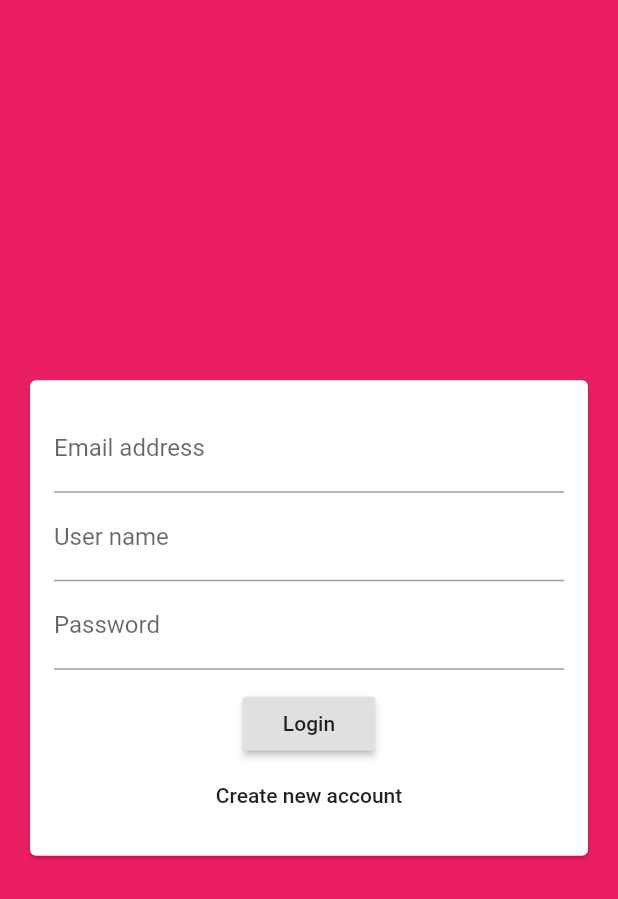
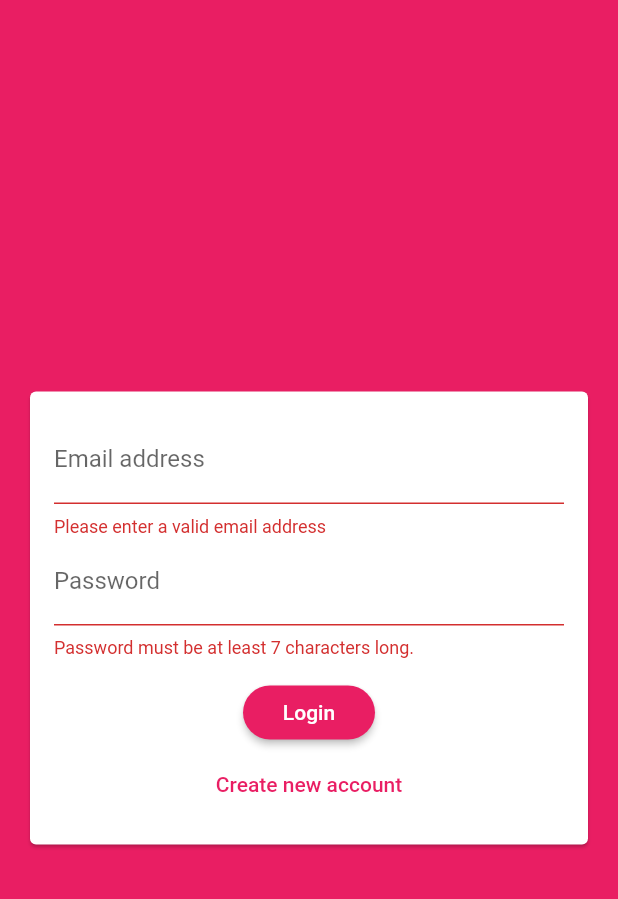
Before and after one commit to bryan2098/app_chat, a Flutter app: the screen it shows after launch, after a tap on "Login", on a phone screen of 412 x 824 dp. Shown: the top 899 px of the screen. Run offline on Flutter 3.47's test engine with Material 2 defaults, Android fonts, the phone set to English and light mode, and no system bars; our stand-ins replace cloud_firestore; accounts and stored records are empty.

Commit message:
auth screen

```diff
--- a/lib/main.dart
+++ b/lib/main.dart
@@ -1,5 +1,4 @@
 import './screens/auth_screen.dart';
-import './screens/chat_screen.dart';
 import 'package:flutter/material.dart';
 
 void main() {
@@ -12,11 +11,17 @@ class MyApp extends StatelessWidget {
     return MaterialApp(
       title: 'Flutter App Chat',
       theme: ThemeData(
-        primarySwatch: Colors.pink,
-        backgroundColor: Colors.pink,
-        accentColor: Colors.deepPurple,
-        accentColorBrightness: Brightness.dark,
-      ),
+          primarySwatch: Colors.pink,
+          backgroundColor: Colors.pink,
+          accentColor: Colors.deepPurple,
+          accentColorBrightness: Brightness.dark,
+          buttonTheme: ButtonTheme.of(context).copyWith(
+            buttonColor: Colors.pink,
+            textTheme: ButtonTextTheme.primary,
+            shape: RoundedRectangleBorder(
+              borderRadius: BorderRadius.circular(20),
+            ),
+          )),
       home: AuthScreen(),
     );
   }
--- a/lib/widgets/auth_form.dart
+++ b/lib/widgets/auth_form.dart
@@ -7,6 +7,22 @@ class AuthForm extends StatefulWidget {
 }
 
 class _AuthFormState extends State<AuthForm> {
+  final _formKey = GlobalKey<FormState>();
+  var _userEmail = '';
+  var _userName = '';
+  var _userPassword = '';
+  var _isLogin = true;
+  void _trySubmit() {
+    final isValid = _formKey.currentState.validate();
+    FocusScope.of(context).unfocus();
+    if (isValid) {
+      _formKey.currentState.save();
+      print(_userEmail);
+      print(_userName);
+      print(_userPassword);
+    }
+  }
+
   @override
   Widget build(BuildContext context) {
     return Center(
@@ -16,28 +32,71 @@ class _AuthFormState extends State<AuthForm> {
           child: Padding(
             padding: EdgeInsets.all(16),
             child: Form(
+              key: _formKey,
               child: Column(
                 mainAxisSize: MainAxisSize.min,
                 children: <Widget>[
                   TextFormField(
+                    key: ValueKey('email'),
+                    validator: (value) {
+                      if (value.isEmpty || !value.contains('@')) {
+                        return 'Please enter a valid email address';
+                      }
+                      return null;
+                    },
                     keyboardType: TextInputType.emailAddress,
                     decoration: InputDecoration(labelText: 'Email address'),
+                    onSaved: (value) {
+                      setState(() {
+                        _userEmail = value;
+                      });
+                    },
                   ),
+                  if (!_isLogin)
+                    TextFormField(
+                      key: ValueKey('username'),
+                      validator: (value) {
+                        if (value.isEmpty || value.length < 4) {
+                          return 'Please enter at least 4 characters';
+                        }
+                        return null;
+                      },
+                      decoration: InputDecoration(labelText: 'User name'),
+                      onSaved: (value) {
+                        setState(() {
+                          _userName = value;
+                        });
+                      },
+                    ),
                   TextFormField(
-                    decoration: InputDecoration(labelText: 'User name'),
-                  ),
-                  TextFormField(
+                    key: ValueKey('password'),
+                    validator: (value) {
+                      if (value.isEmpty || value.length < 7) {
+                        return 'Password must be at least 7 characters long.';
+                      }
+                      return null;
+                    },
                     decoration: InputDecoration(labelText: 'Password'),
                     obscureText: true,
+                    onSaved: (value) {
+                      setState(() {
+                        _userPassword = value;
+                      });
+                    },
                   ),
                   SizedBox(height: 12),
                   RaisedButton(
-                    child: Text('Login'),
-                    onPressed: () {},
+                    child: Text(_isLogin ? 'Login' : 'Signup'),
+                    onPressed: _trySubmit,
                   ),
                   FlatButton(
-                    onPressed: () {},
-                    child: Text('Create new account'),
+                    textColor: Theme.of(context).primaryColor,
+                    onPressed: () {
+                      setState(() {
+                        _isLogin = !_isLogin;
+                      });
+                    },
+                    child: Text(_isLogin ? 'Create new account' : 'I have already an account'),
                   ),
                 ],
               ),
```
